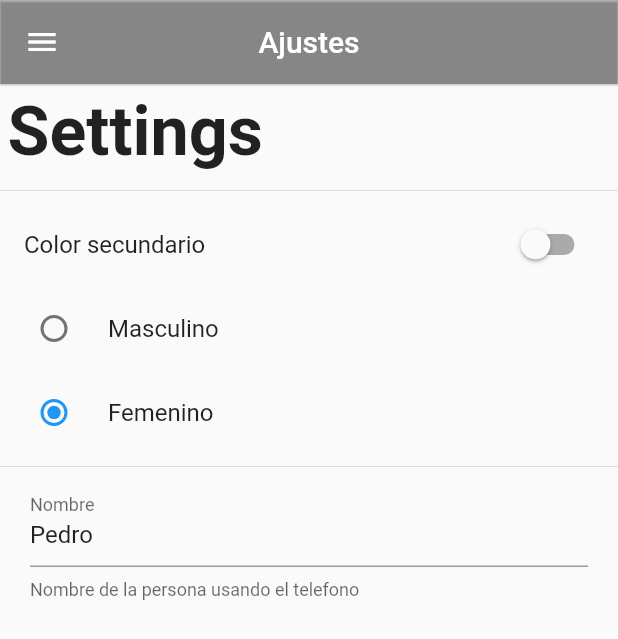
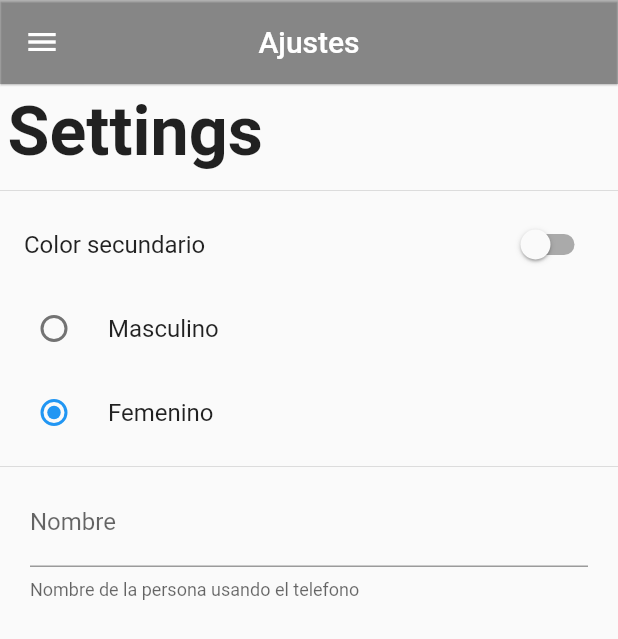
Before and after one commit to ddienu/UserPreferencesApp, a Flutter app: the SettingsPage screen opened by its route, after a tap on "Femenino", on a phone screen of 412 x 824 dp. Shown: the top 639 px of the screen. Run offline on Flutter 3.47's test engine with Material 2 defaults, Android fonts, the light colour scheme and no system bars; our stand-ins replace shared_preferences; accounts and stored records are empty.

Commit message:
Update: user preferences, update: settings page,
Update the user preferences page with the get and set of the color secundario and nombre de usuario.
Update settings page with the getter of color secundario and nombre usuario into the initState

```diff
--- a/lib/src/pages/home_page.dart
+++ b/lib/src/pages/home_page.dart
@@ -15,7 +15,7 @@ class HomePage extends StatelessWidget {
   Widget build(BuildContext context) {
     return Scaffold(
       appBar: AppBar(
-        backgroundColor: Colors.black26,
+        backgroundColor: (prefs.colorSecundario) ? Colors.teal : Colors.black26,
         elevation: 0.5,
         centerTitle: true,
         title: const Text('Preferencias de usuario'),
@@ -24,11 +24,11 @@ class HomePage extends StatelessWidget {
       body: Column(
         mainAxisAlignment: MainAxisAlignment.center,
         children: [
-          Text('Color secundario:'),
+          Text('Color secundario: ${prefs.colorSecundario}'),
           Divider(),
           Text('Género ${prefs.genero}'),
           Divider(),
-          Text('Nombre de usario:'),
+          Text('Nombre de usuario: ${prefs.nombreUsuario}'),
           Divider()
         ],
       ),
--- a/lib/src/pages/settings_page.dart
+++ b/lib/src/pages/settings_page.dart
@@ -1,6 +1,7 @@
 import 'package:flutter/material.dart';
 
 import 'package:shared_preferences/shared_preferences.dart';
+import 'package:userpreferencesapp/src/shared_prefs/user_preferences.dart';
 import 'package:userpreferencesapp/src/widgets/menu_widget.dart';
 
 
@@ -15,33 +16,27 @@ class SettingsPage extends StatefulWidget {
 
 class _SettingsPageState extends State<SettingsPage> {
 
-  bool _colorSecundario = false;
+  bool _colorSecundario = true;
   int? _genero          = 1;
   String _nombre        = 'Pedro';
 
   TextEditingController _textController = TextEditingController();
 
+  final prefs = UserPreferences();
+
   @override
   void initState() {
     super.initState();
-    _cargarPrefs();
-    _textController = TextEditingController( text: _nombre);
+    _genero = prefs.genero;
+    _colorSecundario = prefs.colorSecundario;
+    _textController = TextEditingController( text: prefs.nombreUsuario);
+
 
   }
 
-  _cargarPrefs() async {
-    SharedPreferences prefs = await SharedPreferences.getInstance();
+  void _setSelectedRadio( int? valor ) {
 
-    _genero = prefs.getInt('genero');
-    setState(() {});
-  }
-
-  void _setSelectedRadio( int? valor ) async {
-
-    SharedPreferences prefs = await SharedPreferences.getInstance();
-
-    await prefs.setInt('genero', valor!);
-
+    prefs.genero = valor!;
     _genero = valor;
     setState(() {
 
@@ -54,7 +49,7 @@ class _SettingsPageState extends State<SettingsPage> {
       appBar: AppBar(
         centerTitle: true,
         elevation: 0.5,
-        backgroundColor: Colors.black26,
+        backgroundColor: (prefs.colorSecundario) ? Colors.teal : Colors.black26,
         title: const Text('Ajustes'),
       ),
       drawer: MenuWidget(),
@@ -71,6 +66,7 @@ class _SettingsPageState extends State<SettingsPage> {
             onChanged: (value){
               setState(() {
               _colorSecundario = value;
+              prefs.colorSecundario = value;
               });
             }
              ),
@@ -96,7 +92,9 @@ class _SettingsPageState extends State<SettingsPage> {
                     labelText: 'Nombre',
                     helperText: 'Nombre de la persona usando el telefono',
                   ),
-                  onChanged: ( value ){},
+                  onChanged: ( value ){
+                    prefs.nombreUsuario = value;
+                  },
                 ),
               )
         ],
--- a/lib/src/shared_prefs/user_preferences.dart
+++ b/lib/src/shared_prefs/user_preferences.dart
@@ -16,7 +16,7 @@ class UserPreferences {
       _prefs = await SharedPreferences.getInstance();
   }
 
-
+//Get and set of genero
   int get genero {
     return _prefs.getInt('genero') ?? 1;
   }
@@ -24,5 +24,20 @@ class UserPreferences {
   set genero( int value) {
     _prefs.setInt('genero', value);
   }
+  //Get and set of colorSecundario
+  bool get colorSecundario{
+    return _prefs.getBool('colorSecundario') ?? false;
+  }
 
-}
+  set colorSecundario( bool value) {
+    _prefs.setBool('colorSecundario', value);
+  }
+  //Get and set of nombre de usuario
+   String get nombreUsuario{
+    return _prefs.getString('nombreUsuario') ?? '';
+  }
+
+  set nombreUsuario( String value) {
+    _prefs.setString('nombreUsuario', value);
+  }
+ }
```
